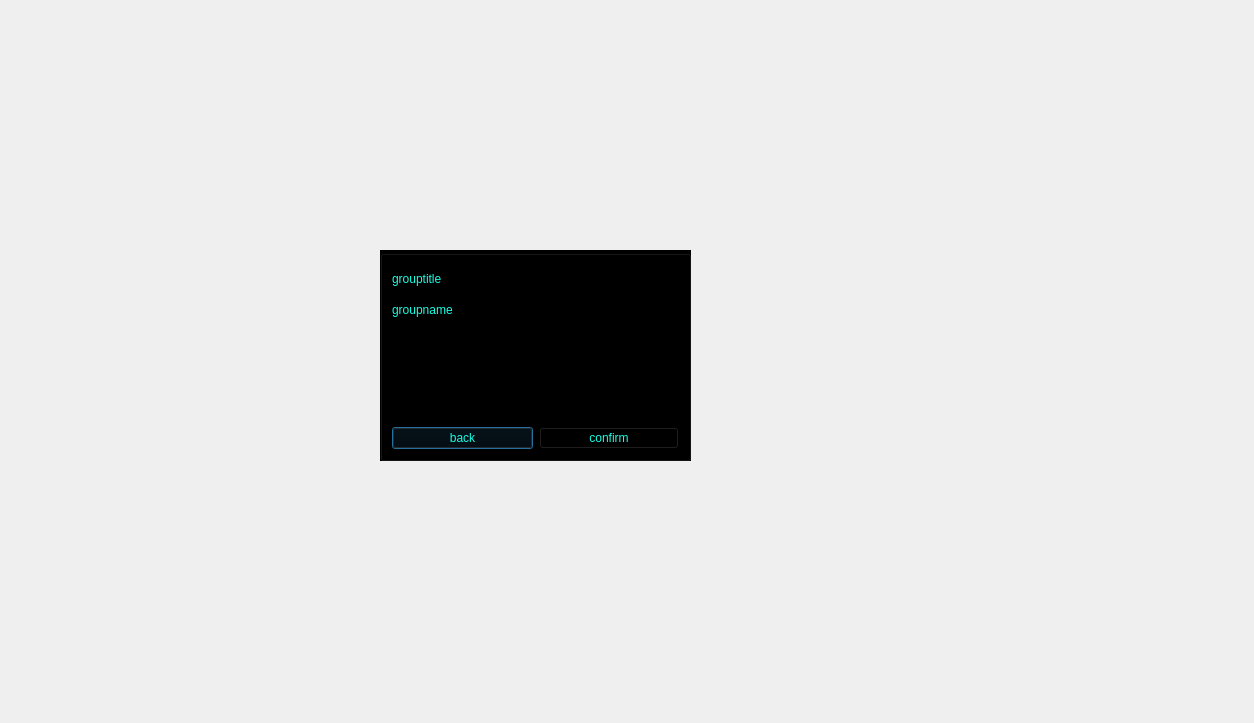
Qt form massenger/createchannel_dialog.ui (MahanBeidokhti/AP-Messenger) before a commit.
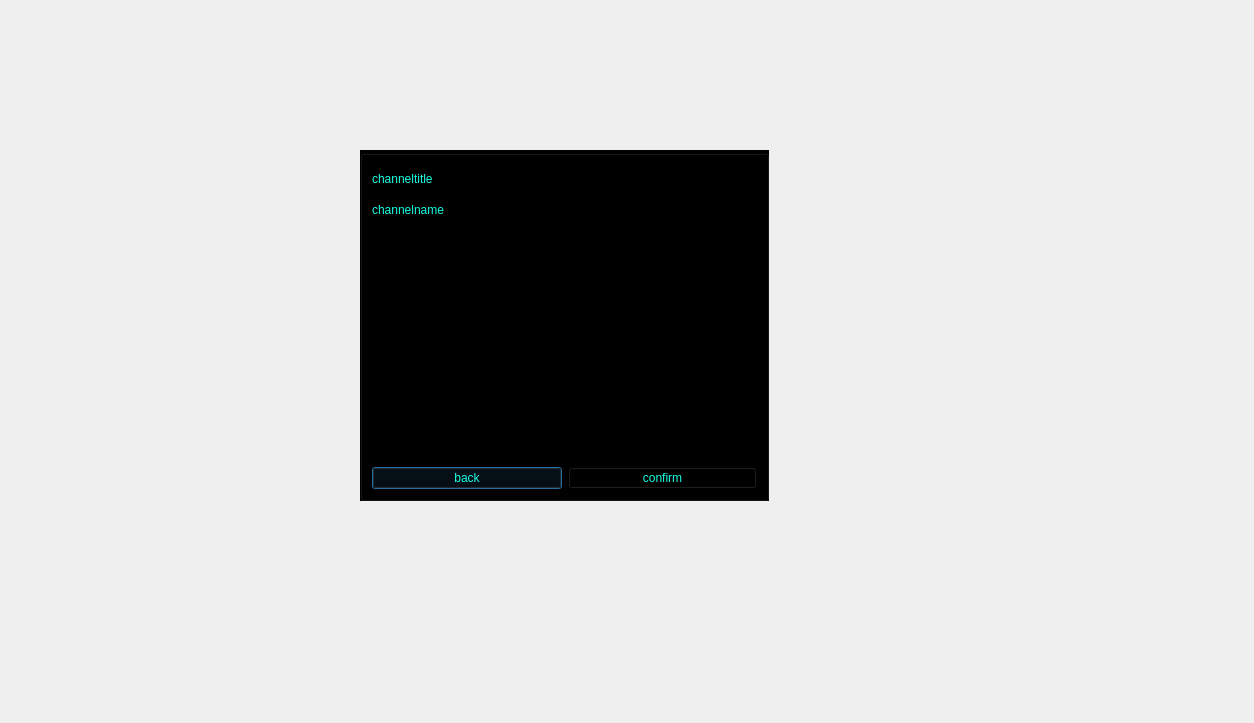
The same form after that commit. Icons and pictures are not drawn.

```diff
--- a/massenger/createchannel_dialog.ui
+++ b/massenger/createchannel_dialog.ui
@@ -19,10 +19,10 @@
   <widget class="QGroupBox" name="channelinformation_groupBox">
    <property name="geometry">
     <rect>
-     <x>380</x>
-     <y>250</y>
-     <width>311</width>
-     <height>211</height>
+     <x>360</x>
+     <y>150</y>
+     <width>409</width>
+     <height>351</height>
     </rect>
    </property>
    <property name="styleSheet">
@@ -45,7 +45,7 @@
       <item>
        <widget class="QLabel" name="label">
         <property name="text">
-         <string>grouptitle</string>
+         <string>channeltitle</string>
         </property>
        </widget>
       </item>
@@ -68,7 +68,7 @@
       <item>
        <widget class="QLabel" name="label_2">
         <property name="text">
-         <string>groupname</string>
+         <string>channelname</string>
         </property>
        </widget>
       </item>
@@ -91,9 +91,6 @@
         <pointsize>12</pointsize>
        </font>
       </property>
-      <property name="styleSheet">
-       <string notr="true">color: rgb(255, 0, 4);</string>
-      </property>
       <property name="text">
        <string/>
       </property>
```
Left out of the diff: 16 changed lines with no effect on the pictures.
